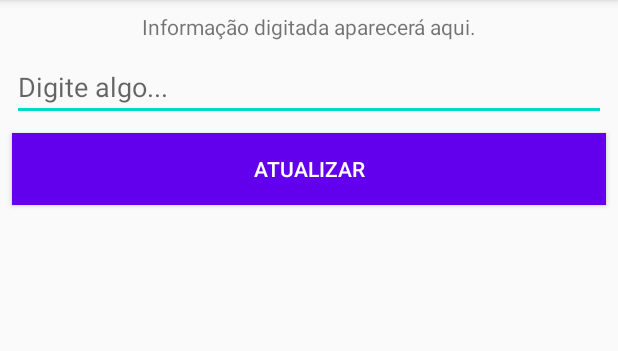
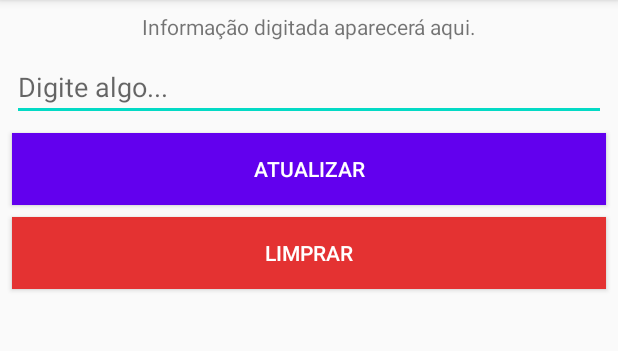
Before and after one commit to MayconEduardo/Ocean_A4, an Android app: the screen it shows after launch (MainActivity), on a phone screen of 412 x 824 dp, the part 84-435 px from its top. Run offline under Robolectric (Android 15) with nearby library versions, the phone set to English and light mode, and no system bars.

Commit message:
Exercício - Botão limpar

```diff
--- a/app/src/main/java/com/example/ocean_a4/MainActivity.kt
+++ b/app/src/main/java/com/example/ocean_a4/MainActivity.kt
@@ -12,5 +12,10 @@ class MainActivity : AppCompatActivity() {
         btAtualizar.setOnClickListener {
             tvInfo.text = etInfo.text.toString()
         }
+
+        btLimpar.setOnClickListener {
+            tvInfo.text = "Informação digitada aparecerá aqui."
+            etInfo.text.clear()
+        }
     }
 }
--- a/app/src/main/res/layout/activity_main.xml
+++ b/app/src/main/res/layout/activity_main.xml
@@ -50,4 +50,20 @@
         app:layout_constraintStart_toStartOf="parent"
         app:layout_constraintTop_toBottomOf="@+id/etInfo" />
 
+    <Button
+        android:id="@+id/btLimpar"
+        android:layout_width="0dp"
+        android:layout_height="wrap_content"
+        android:layout_marginStart="8dp"
+        android:layout_marginLeft="8dp"
+        android:layout_marginTop="8dp"
+        android:layout_marginEnd="8dp"
+        android:layout_marginRight="8dp"
+        android:background="#E43232"
+        android:text="Limprar"
+        android:textColor="#FFFFFF"
+        app:layout_constraintEnd_toEndOf="parent"
+        app:layout_constraintStart_toStartOf="parent"
+        app:layout_constraintTop_toBottomOf="@+id/btAtualizar" />
+
 </androidx.constraintlayout.widget.ConstraintLayout>
```
